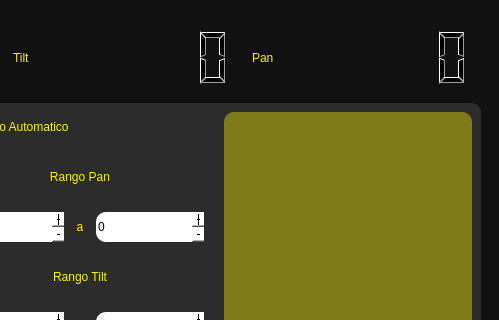
The window that scripts/HMI.ui (JoseLomeliRdz/automatic-mast-system) describes before a commit, drawn with Qt 5; both pictures show x 327 to 826 and y 0 to 320 of the 826 by 645 pixel window.
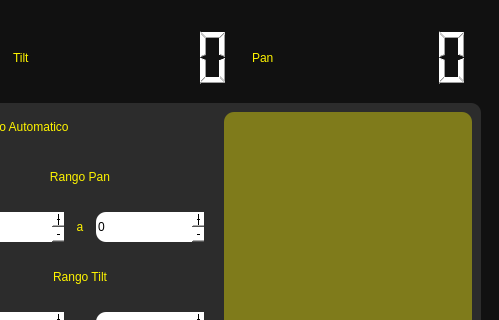
The same window after the commit. Icons and pictures are not drawn. Custom widgets are drawn as their Qt base class.

```diff
--- a/scripts/HMI.ui
+++ b/scripts/HMI.ui
@@ -120,6 +120,9 @@
                  </item>
                  <item>
                   <widget class="QLCDNumber" name="disp_tilt">
+                   <property name="styleSheet">
+                    <string notr="true">color: rgb(255, 255, 255);</string>
+                   </property>
                    <property name="digitCount">
                     <number>3</number>
                    </property>
@@ -154,6 +157,9 @@
                  </item>
                  <item>
                   <widget class="QLCDNumber" name="disp_pan">
+                   <property name="styleSheet">
+                    <string notr="true">color: rgb(255, 255, 255);</string>
+                   </property>
                    <property name="digitCount">
                     <number>3</number>
                    </property>
```
Left out of the diff: 2 changed lines with no effect on the pictures.
